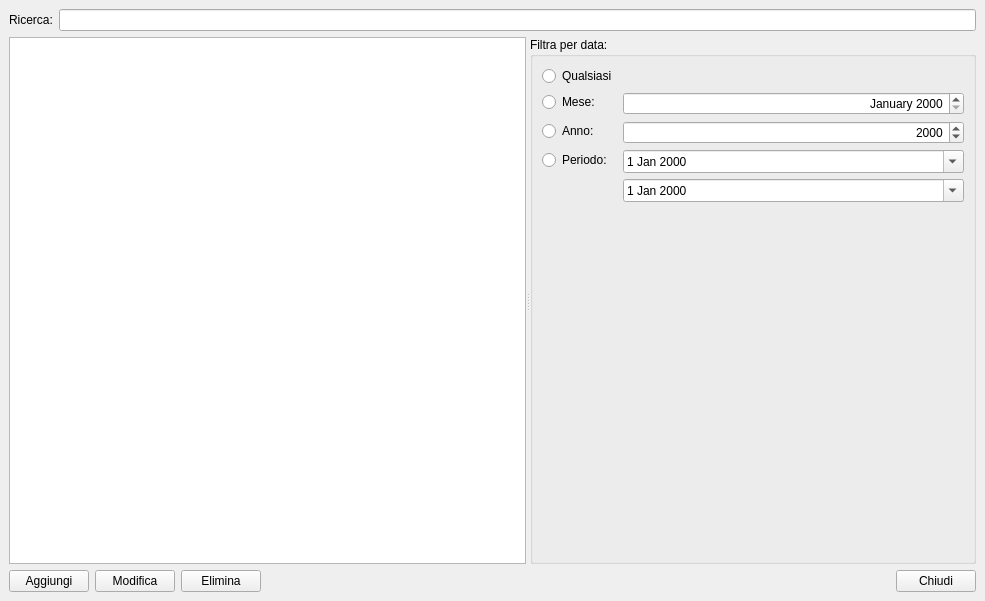
Qt form modulePrimaNota/primanotawindow.ui (kvsd/Gestionale) before a commit.
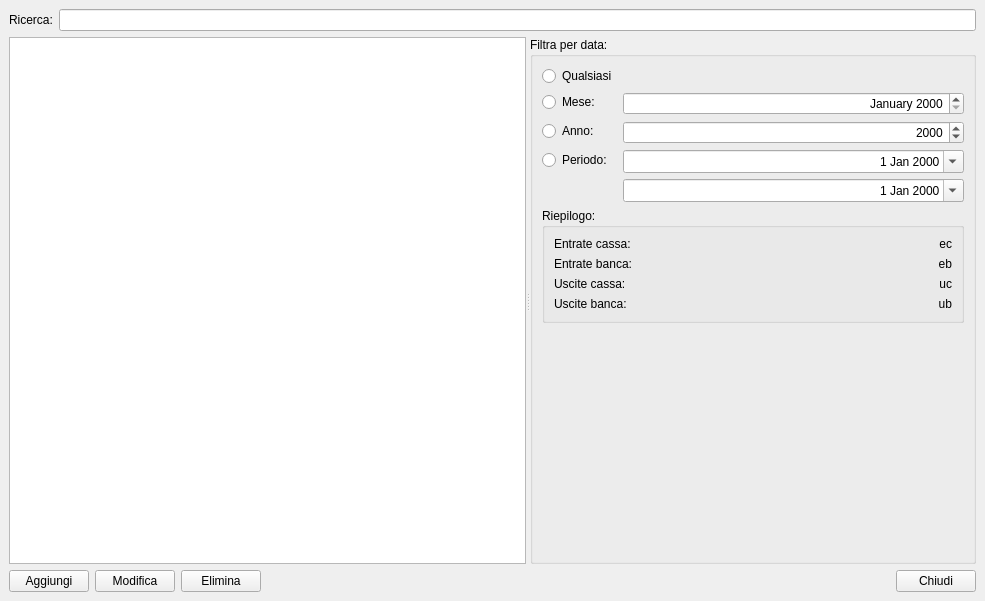
The same form after that commit.

Commit message: Aggiunte informazioni di riepilogo in PrimaNotaWindow

```diff
--- a/modulePrimaNota/primanotawindow.ui
+++ b/modulePrimaNota/primanotawindow.ui
@@ -118,14 +118,20 @@
            </widget>
           </item>
           <item row="3" column="1">
-           <widget class="QDateEdit" name="dateEdit">
+           <widget class="QDateEdit" name="fromDateEdit">
+            <property name="alignment">
+             <set>Qt::AlignRight|Qt::AlignTrailing|Qt::AlignVCenter</set>
+            </property>
             <property name="calendarPopup">
              <bool>true</bool>
             </property>
            </widget>
           </item>
           <item row="4" column="1">
-           <widget class="QDateEdit" name="dateEdit_2">
+           <widget class="QDateEdit" name="toDateEdit">
+            <property name="alignment">
+             <set>Qt::AlignRight|Qt::AlignTrailing|Qt::AlignVCenter</set>
+            </property>
             <property name="calendarPopup">
              <bool>true</bool>
             </property>
@@ -140,6 +146,83 @@
           </item>
          </layout>
         </item>
+        <item>
+         <widget class="QGroupBox" name="groupBox_2">
+          <property name="title">
+           <string>Riepilogo:</string>
+          </property>
+          <layout class="QGridLayout" name="gridLayout">
+           <item row="0" column="0">
+            <widget class="QLabel" name="label_2">
+             <property name="text">
+              <string>Entrate cassa:</string>
+             </property>
+            </widget>
+           </item>
+           <item row="0" column="1">
+            <widget class="QLabel" name="ecLabel">
+             <property name="text">
+              <string>ec</string>
+             </property>
+             <property name="alignment">
+              <set>Qt::AlignRight|Qt::AlignTrailing|Qt::AlignVCenter</set>
+             </property>
+            </widget>
+           </item>
+           <item row="1" column="0">
+            <widget class="QLabel" name="label_3">
+             <property name="text">
+              <string>Entrate banca:</string>
+             </property>
+            </widget>
+           </item>
+           <item row="1" column="1">
+            <widget class="QLabel" name="ebLabel">
+             <property name="text">
+              <string>eb</string>
+             </property>
+             <property name="alignment">
+              <set>Qt::AlignRight|Qt::AlignTrailing|Qt::AlignVCenter</set>
+             </property>
+            </widget>
+           </item>
+           <item row="2" column="0">
+            <widget class="QLabel" name="label_4">
+             <property name="text">
+              <string>Uscite cassa:</string>
+             </property>
+            </widget>
+           </item>
+           <item row="3" column="0">
+            <widget class="QLabel" name="label_5">
+             <property name="text">
+              <string>Uscite banca:</string>
+             </property>
+            </widget>
+           </item>
+           <item row="2" column="1">
+            <widget class="QLabel" name="ucLabel">
+             <property name="text">
+              <string>uc</string>
+             </property>
+             <property name="alignment">
+              <set>Qt::AlignRight|Qt::AlignTrailing|Qt::AlignVCenter</set>
+             </property>
+            </widget>
+           </item>
+           <item row="3" column="1">
+            <widget class="QLabel" name="ubLabel">
+             <property name="text">
+              <string>ub</string>
+             </property>
+             <property name="alignment">
+              <set>Qt::AlignRight|Qt::AlignTrailing|Qt::AlignVCenter</set>
+             </property>
+            </widget>
+           </item>
+          </layout>
+         </widget>
+        </item>
         <item>
          <spacer name="verticalSpacer">
           <property name="orientation">
```
Left out of the diff: 2 changed lines with no effect on the pictures. The commit also changes 3 other files.
